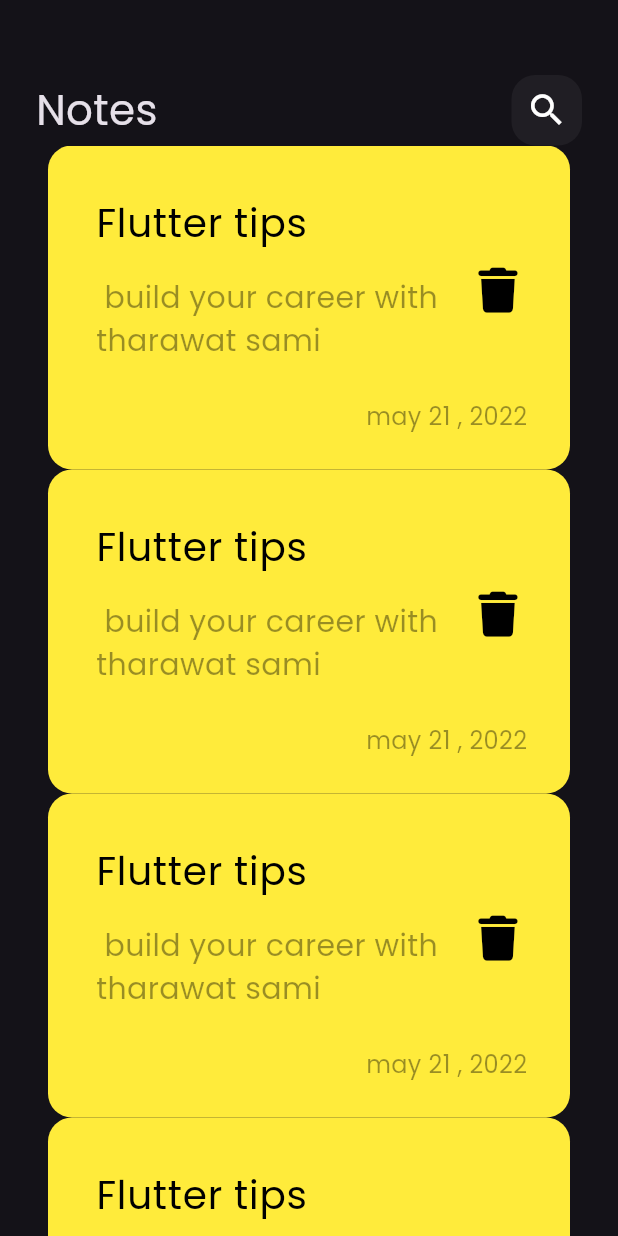
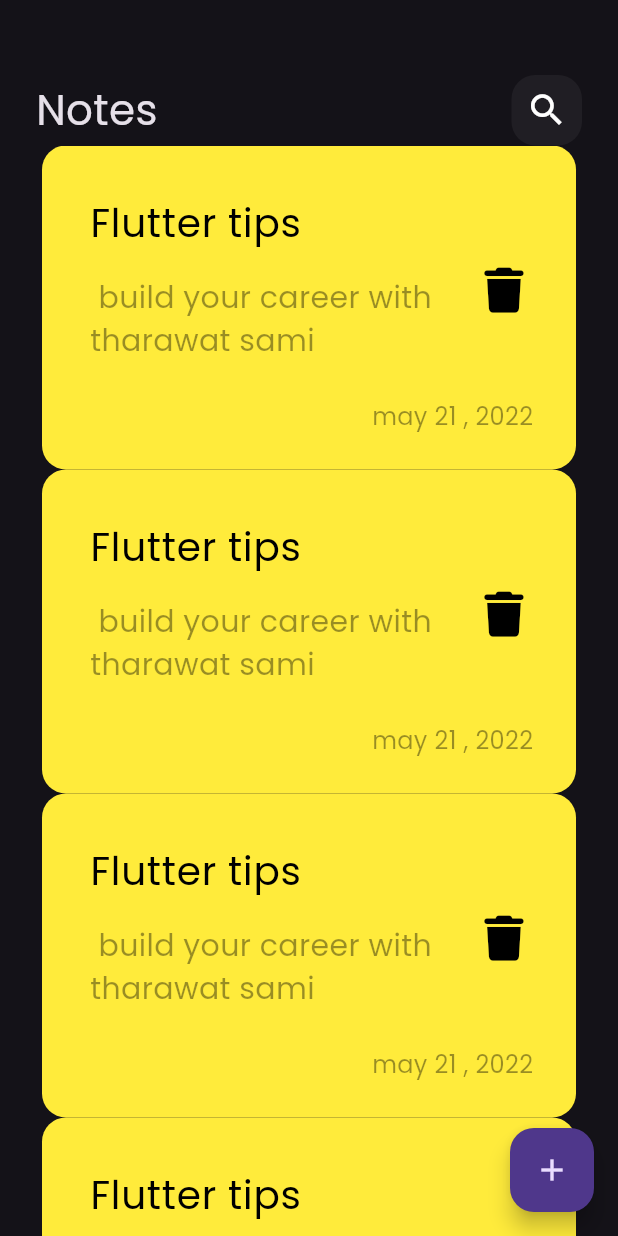
Before and after one commit to Monther-Alomari/notes_app, a Flutter app: the screen it shows after launch, on a phone screen of 412 x 824 dp. Run offline on Flutter 3.47's test engine with Material 3 defaults, Android fonts, the phone set to English and light mode, and no system bars; our stand-ins replace font_awesome_flutter.

Commit message:
Your commit message

```diff
--- a/lib/views/notes_view.dart
+++ b/lib/views/notes_view.dart
@@ -6,10 +6,10 @@ class NotesView extends StatelessWidget {
 
   @override
   Widget build(BuildContext context) {
-    return const Scaffold(
-      body:NotesViewBody()
-      ,
+    return Scaffold(
+      floatingActionButton:
+          FloatingActionButton(onPressed: () {}, child: const Icon(Icons.add)),
+      body: const NotesViewBody(),
     );
   }
-
 }
--- a/lib/views/widgets/notes_list_view.dart
+++ b/lib/views/widgets/notes_list_view.dart
@@ -9,7 +9,7 @@ class NotesListView extends StatelessWidget {
   Widget build(BuildContext context) {
     return ListView.builder(itemBuilder: (context,index) {
       return const Padding(
-        padding: EdgeInsets.symmetric(horizontal: 8),
+        padding: EdgeInsets.symmetric(horizontal: 4),
         child: NoteItem(),
       );
     } );
```
